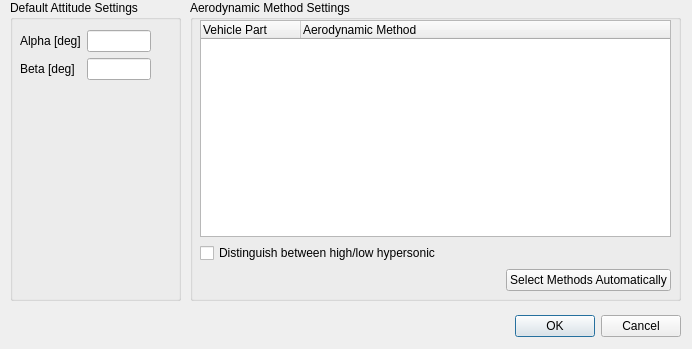
Qt form sta-src/RAM/aerodynamicmethods.ui (Dwarf-Planet-Project/SpaceDesignTool) before a commit.
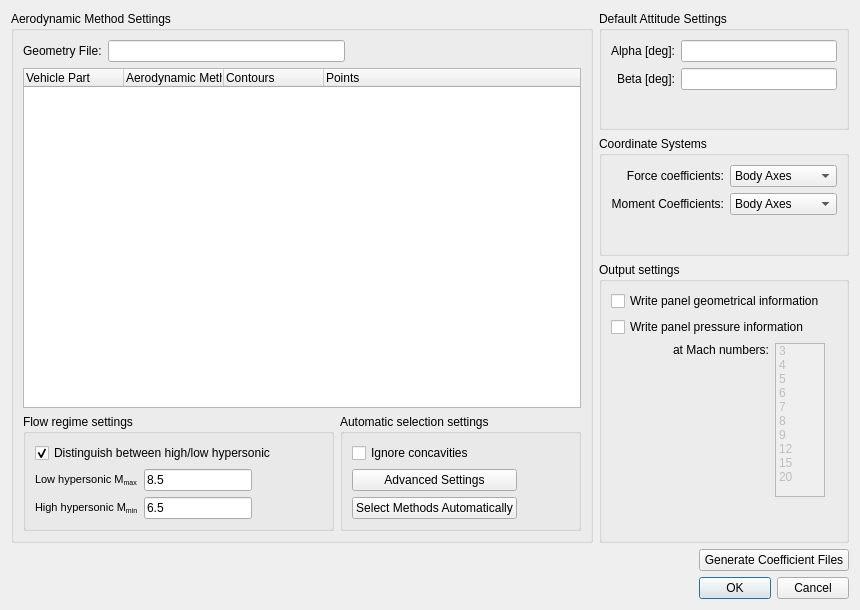
The same form after that commit.

Commit message: Updated RAM code, integration of generated drag coefficient with entry module. Small modifications to entry schema for compatibility with RAM and to fix bug which was preventing the loading of an REV without an entry arc.

The edit to the form file:
```diff
--- a/sta-src/RAM/aerodynamicmethods.ui
+++ b/sta-src/RAM/aerodynamicmethods.ui
@@ -6,50 +6,239 @@
    <rect>
     <x>0</x>
     <y>0</y>
-    <width>692</width>
-    <height>349</height>
+    <width>860</width>
+    <height>610</height>
    </rect>
   </property>
   <property name="windowTitle">
    <string>Dialog</string>
   </property>
-  <widget class="QDialogButtonBox" name="buttonBox">
-   <property name="geometry">
-    <rect>
-     <x>340</x>
-     <y>310</y>
-     <width>341</width>
-     <height>32</height>
-    </rect>
-   </property>
+  <layout class="QVBoxLayout" name="verticalLayout_5">
+   <item>
+    <layout class="QHBoxLayout" name="horizontalLayout">
+     <item>
+      <widget class="QGroupBox" name="AeroMethGroupBox">
+       <property name="title">
+        <string>Aerodynamic Method Settings</string>
+       </property>
+       <layout class="QVBoxLayout" name="verticalLayout_3">
+        <item>
+         <layout class="QHBoxLayout" name="horizontalLayout_3">
+          <item>
+           <widget class="QLabel" name="label">
+            <property name="text">
+             <string>Geometry File:</string>
+            </property>
+           </widget>
+          </item>
+          <item>
+           <widget class="QLineEdit" name="geomFileLineEdit"/>
+          </item>
+          <item>
+           <spacer name="horizontalSpacer_3">
    <property name="orientation">
     <enum>Qt::Horizontal</enum>
    </property>
-   <property name="standardButtons">
-    <set>QDialogButtonBox::Cancel|QDialogButtonBox::Ok</set>
-   </property>
-  </widget>
+            <property name="sizeHint" stdset="0">
+             <size>
+              <width>40</width>
+              <height>20</height>
+             </size>
+            </property>
+           </spacer>
+          </item>
+         </layout>
+        </item>
+        <item>
+         <layout class="QVBoxLayout" name="verticalLayout_2">
+          <item>
+           <widget class="QTreeWidget" name="aeroTreeWidget">
+            <property name="autoExpandDelay">
+             <number>0</number>
+            </property>
+            <column>
+             <property name="text">
+              <string>Vehicle Part</string>
+             </property>
+            </column>
+            <column>
+             <property name="text">
+              <string>Aerodynamic Method</string>
+             </property>
+            </column>
+            <column>
+             <property name="text">
+              <string>Contours</string>
+             </property>
+            </column>
+            <column>
+             <property name="text">
+              <string>Points</string>
+             </property>
+            </column>
+           </widget>
+          </item>
+          <item>
+           <layout class="QGridLayout" name="gridLayout_2">
+            <item row="2" column="0">
+             <widget class="QGroupBox" name="groupBox_2">
+              <property name="title">
+               <string>Flow regime settings</string>
+              </property>
+              <layout class="QGridLayout" name="gridLayout_7">
+               <item row="1" column="0" rowspan="2" colspan="2">
+                <layout class="QGridLayout" name="gridLayout_6">
+                 <item row="0" column="1">
+                  <widget class="QLineEdit" name="lowHypLineEdit">
+                   <property name="text">
+                    <string>8.5</string>
+                   </property>
+                  </widget>
+                 </item>
+                 <item row="1" column="1">
+                  <widget class="QLineEdit" name="highHypLineEdit">
+                   <property name="text">
+                    <string>6.5</string>
+                   </property>
+                  </widget>
+                 </item>
+                 <item row="0" column="0">
+                  <widget class="QLabel" name="lowHypLabel">
+                   <property name="text">
+                    <string>&lt;!DOCTYPE HTML PUBLIC &quot;-//W3C//DTD HTML 4.0//EN&quot; &quot;http://www.w3.org/TR/REC-html40/strict.dtd&quot;&gt;
+&lt;html&gt;&lt;head&gt;&lt;meta name=&quot;qrichtext&quot; content=&quot;1&quot; /&gt;&lt;style type=&quot;text/css&quot;&gt;
+p, li { white-space: pre-wrap; }
+&lt;/style&gt;&lt;/head&gt;&lt;body style=&quot; font-family:'MS Shell Dlg 2'; font-size:8.25pt; font-weight:400; font-style:normal;&quot;&gt;
+&lt;p style=&quot; margin-top:0px; margin-bottom:0px; margin-left:0px; margin-right:0px; -qt-block-indent:0; text-indent:0px;&quot;&gt;&lt;span style=&quot; font-size:8pt;&quot;&gt;Low hypersonic M&lt;/span&gt;&lt;span style=&quot; font-size:8pt; vertical-align:sub;&quot;&gt;max&lt;/span&gt;&lt;/p&gt;&lt;/body&gt;&lt;/html&gt;</string>
+                   </property>
+                  </widget>
+                 </item>
+                 <item row="1" column="0">
+                  <widget class="QLabel" name="highHypLabel">
+                   <property name="text">
+                    <string>&lt;!DOCTYPE HTML PUBLIC &quot;-//W3C//DTD HTML 4.0//EN&quot; &quot;http://www.w3.org/TR/REC-html40/strict.dtd&quot;&gt;
+&lt;html&gt;&lt;head&gt;&lt;meta name=&quot;qrichtext&quot; content=&quot;1&quot; /&gt;&lt;style type=&quot;text/css&quot;&gt;
+p, li { white-space: pre-wrap; }
+&lt;/style&gt;&lt;/head&gt;&lt;body style=&quot; font-family:'MS Shell Dlg 2'; font-size:8.25pt; font-weight:400; font-style:normal;&quot;&gt;
+&lt;p style=&quot; margin-top:0px; margin-bottom:0px; margin-left:0px; margin-right:0px; -qt-block-indent:0; text-indent:0px;&quot;&gt;&lt;span style=&quot; font-size:8pt;&quot;&gt;High hypersonic M&lt;/span&gt;&lt;span style=&quot; font-size:8pt; vertical-align:sub;&quot;&gt;min&lt;/span&gt;&lt;/p&gt;&lt;/body&gt;&lt;/html&gt;</string>
+                   </property>
+                  </widget>
+                 </item>
+                 <item row="0" column="2">
+                  <spacer name="horizontalSpacer_6">
+                   <property name="orientation">
+                    <enum>Qt::Horizontal</enum>
+                   </property>
+                   <property name="sizeHint" stdset="0">
+                    <size>
+                     <width>40</width>
+                     <height>20</height>
+                    </size>
+                   </property>
+                  </spacer>
+                 </item>
+                </layout>
+               </item>
+               <item row="0" column="0">
+                <widget class="QCheckBox" name="lowHighCheckBox">
+                 <property name="enabled">
+                  <bool>true</bool>
+                 </property>
+                 <property name="text">
+                  <string>Distinguish between high/low hypersonic</string>
+                 </property>
+                 <property name="checked">
+                  <bool>true</bool>
+                 </property>
+                </widget>
+               </item>
+               <item row="0" column="1">
+                <spacer name="horizontalSpacer_4">
+                 <property name="orientation">
+                  <enum>Qt::Horizontal</enum>
+                 </property>
+                 <property name="sizeHint" stdset="0">
+                  <size>
+                   <width>40</width>
+                   <height>20</height>
+                  </size>
+                 </property>
+                </spacer>
+               </item>
+              </layout>
+             </widget>
+            </item>
+            <item row="2" column="1">
+             <widget class="QGroupBox" name="groupBox_3">
+              <property name="title">
+               <string>Automatic selection settings</string>
+              </property>
+              <layout class="QGridLayout" name="gridLayout_8">
+               <item row="2" column="0">
+                <widget class="QPushButton" name="selectPushButton">
+                 <property name="text">
+                  <string>Select Methods Automatically</string>
+                 </property>
+                </widget>
+               </item>
+               <item row="1" column="0">
+                <widget class="QPushButton" name="advancedSelectionPushButton">
+                 <property name="text">
+                  <string>Advanced Settings</string>
+                 </property>
+                </widget>
+               </item>
+               <item row="1" column="1">
+                <spacer name="horizontalSpacer_7">
+                 <property name="orientation">
+                  <enum>Qt::Horizontal</enum>
+                 </property>
+                 <property name="sizeHint" stdset="0">
+                  <size>
+                   <width>40</width>
+                   <height>20</height>
+                  </size>
+                 </property>
+                </spacer>
+               </item>
+               <item row="0" column="0">
+                <widget class="QCheckBox" name="concavityCheckBox">
+                 <property name="text">
+                  <string>Ignore concavities</string>
+                 </property>
+                </widget>
+               </item>
+              </layout>
+             </widget>
+            </item>
+           </layout>
+          </item>
+         </layout>
+        </item>
+       </layout>
+      </widget>
+     </item>
+     <item>
+      <layout class="QVBoxLayout" name="verticalLayout_4">
+       <item>
   <widget class="QGroupBox" name="attitudeGroupBox">
-   <property name="geometry">
-    <rect>
-     <x>10</x>
-     <y>0</y>
-     <width>171</width>
-     <height>301</height>
-    </rect>
+         <property name="minimumSize">
+          <size>
+           <width>250</width>
+           <height>0</height>
+          </size>
+         </property>
+         <property name="maximumSize">
+          <size>
+           <width>250</width>
+           <height>16777215</height>
+          </size>
    </property>
    <property name="title">
     <string>Default Attitude Settings</string>
    </property>
-   <widget class="QWidget" name="gridLayoutWidget">
-    <property name="geometry">
-     <rect>
-      <x>10</x>
-      <y>30</y>
-      <width>131</width>
-      <height>71</height>
-     </rect>
-    </property>
+         <layout class="QVBoxLayout" name="verticalLayout">
+          <item>
     <layout class="QGridLayout" name="gridLayout">
      <item row="0" column="1">
       <widget class="QLineEdit" name="defaultAlphaLineEdit"/>
@@ -60,14 +249,20 @@
      <item row="0" column="0">
       <widget class="QLabel" name="alphaLabel">
        <property name="text">
-        <string>Alpha [deg]</string>
+               <string>Alpha [deg]:</string>
+              </property>
+              <property name="alignment">
+               <set>Qt::AlignRight|Qt::AlignTrailing|Qt::AlignVCenter</set>
        </property>
       </widget>
      </item>
      <item row="1" column="0">
       <widget class="QLabel" name="betaLabel">
        <property name="text">
-        <string>Beta [deg]</string>
+               <string>Beta [deg]:</string>
+              </property>
+              <property name="alignment">
+               <set>Qt::AlignRight|Qt::AlignTrailing|Qt::AlignVCenter</set>
        </property>
       </widget>
      </item>
@@ -85,54 +280,125 @@
       </spacer>
      </item>
     </layout>
-   </widget>
-  </widget>
-  <widget class="QGroupBox" name="groupBox_2">
-   <property name="geometry">
-    <rect>
-     <x>190</x>
-     <y>0</y>
-     <width>491</width>
-     <height>301</height>
-    </rect>
+          </item>
+         </layout>
+        </widget>
+       </item>
+       <item>
+        <widget class="QGroupBox" name="groupBox">
+         <property name="maximumSize">
+          <size>
+           <width>250</width>
+           <height>16777215</height>
+          </size>
    </property>
    <property name="title">
-    <string>Aerodynamic Method Settings</string>
-   </property>
-   <widget class="QWidget" name="verticalLayoutWidget">
-    <property name="geometry">
-     <rect>
-      <x>10</x>
-      <y>20</y>
-      <width>471</width>
-      <height>271</height>
-     </rect>
-    </property>
-    <layout class="QVBoxLayout" name="verticalLayout_2">
+          <string>Coordinate Systems</string>
+         </property>
+         <layout class="QVBoxLayout" name="verticalLayout_6">
+          <item>
+           <layout class="QGridLayout" name="gridLayout_4">
+            <item row="0" column="0">
+             <widget class="QLabel" name="forceCoordLabel">
+              <property name="text">
+               <string>Force coefficients:</string>
+              </property>
+              <property name="alignment">
+               <set>Qt::AlignRight|Qt::AlignTrailing|Qt::AlignVCenter</set>
+              </property>
+             </widget>
+            </item>
+            <item row="1" column="0">
+             <widget class="QLabel" name="momentCoordLabel">
+              <property name="text">
+               <string>Moment Coefficients:</string>
+              </property>
+              <property name="alignment">
+               <set>Qt::AlignRight|Qt::AlignTrailing|Qt::AlignVCenter</set>
+              </property>
+             </widget>
+            </item>
+            <item row="1" column="1">
+             <widget class="QComboBox" name="momentCoordBox">
      <item>
-      <widget class="QTreeWidget" name="aeroTreeWidget">
-       <column>
         <property name="text">
-         <string>Vehicle Part</string>
-        </property>
-       </column>
-       <column>
+                <string>Body Axes</string>
+               </property>
+              </item>
+              <item>
         <property name="text">
-         <string>Aerodynamic Method</string>
-        </property>
-       </column>
-      </widget>
-     </item>
+                <string>Wind Axes</string>
+               </property>
+              </item>
+             </widget>
+            </item>
+            <item row="0" column="1">
+             <widget class="QComboBox" name="forceCoordBox">
      <item>
-      <widget class="QCheckBox" name="lowHighCheckBox">
        <property name="text">
-        <string>Distinguish between high/low hypersonic</string>
-       </property>
-      </widget>
-     </item>
+                <string>Body Axes</string>
+               </property>
+              </item>
+              <item>
+               <property name="text">
+                <string>Wind Axes</string>
+               </property>
+              </item>
+             </widget>
+            </item>
+            <item row="2" column="0">
+             <spacer name="verticalSpacer_3">
+              <property name="orientation">
+               <enum>Qt::Vertical</enum>
+              </property>
+              <property name="sizeHint" stdset="0">
+               <size>
+                <width>20</width>
+                <height>40</height>
+               </size>
+              </property>
+             </spacer>
+            </item>
+           </layout>
+          </item>
+         </layout>
+        </widget>
+       </item>
      <item>
+        <widget class="QGroupBox" name="OutputGorupBox">
+         <property name="minimumSize">
+          <size>
+           <width>250</width>
+           <height>0</height>
+          </size>
+         </property>
+         <property name="maximumSize">
+          <size>
+           <width>250</width>
+           <height>16777215</height>
+          </size>
+         </property>
+         <property name="title">
+          <string>Output settings</string>
+         </property>
       <layout class="QHBoxLayout" name="horizontalLayout_2">
        <item>
+           <layout class="QGridLayout" name="gridLayout_3">
+            <item row="1" column="1">
+             <widget class="QCheckBox" name="presWriteCheckBox">
+              <property name="text">
+               <string>Write panel pressure information </string>
+              </property>
+             </widget>
+            </item>
+            <item row="0" column="1">
+             <widget class="QCheckBox" name="geomWriteCheckBox">
+              <property name="text">
+               <string>Write panel geometrical information</string>
+              </property>
+             </widget>
+            </item>
+            <item row="0" column="2">
         <spacer name="horizontalSpacer">
          <property name="orientation">
           <enum>Qt::Horizontal</enum>
@@ -145,18 +411,171 @@
          </property>
         </spacer>
        </item>
+            <item row="2" column="1">
+             <layout class="QHBoxLayout" name="machSelectionBox">
        <item>
-        <widget class="QPushButton" name="autoPushButton">
+               <widget class="QLabel" name="machLabel">
+                <property name="enabled">
+                 <bool>true</bool>
+                </property>
          <property name="text">
-          <string>Select Methods Automatically</string>
-         </property>
-        </widget>
-       </item>
-      </layout>
-     </item>
-    </layout>
-   </widget>
-  </widget>
+                 <string>at Mach numbers:</string>
+                </property>
+                <property name="alignment">
+                 <set>Qt::AlignRight|Qt::AlignTop|Qt::AlignTrailing</set>
+                </property>
+               </widget>
+              </item>
+              <item>
+               <widget class="QListWidget" name="machList">
+                <property name="enabled">
+                 <bool>false</bool>
+                </property>
+                <property name="maximumSize">
+                 <size>
+                  <width>50</width>
+                  <height>160</height>
+                 </size>
+                </property>
+                <property name="selectionMode">
+                 <enum>QAbstractItemView::MultiSelection</enum>
+                </property>
+                <item>
+                 <property name="text">
+                  <string>3</string>
+                 </property>
+                </item>
+                <item>
+                 <property name="text">
+                  <string>4</string>
+                 </property>
+                </item>
+                <item>
+                 <property name="text">
+                  <string>5</string>
+                 </property>
+                </item>
+                <item>
+                 <property name="text">
+                  <string>6</string>
+                 </property>
+                </item>
+                <item>
+                 <property name="text">
+                  <string>7</string>
+                 </property>
+                </item>
+                <item>
+                 <property name="text">
+                  <string>8</string>
+                 </property>
+                </item>
+                <item>
+                 <property name="text">
+                  <string>9</string>
+                 </property>
+                </item>
+                <item>
+                 <property name="text">
+                  <string>12</string>
+                 </property>
+                </item>
+                <item>
+                 <property name="text">
+                  <string>15</string>
+                 </property>
+                </item>
+                <item>
+                 <property name="text">
+                  <string>20</string>
+                 </property>
+                </item>
+               </widget>
+              </item>
+             </layout>
+            </item>
+            <item row="2" column="2">
+             <spacer name="horizontalSpacer_5">
+              <property name="orientation">
+               <enum>Qt::Horizontal</enum>
+              </property>
+              <property name="sizeHint" stdset="0">
+               <size>
+                <width>40</width>
+                <height>20</height>
+               </size>
+              </property>
+             </spacer>
+            </item>
+            <item row="3" column="1">
+             <spacer name="verticalSpacer_2">
+              <property name="orientation">
+               <enum>Qt::Vertical</enum>
+              </property>
+              <property name="sizeHint" stdset="0">
+               <size>
+                <width>20</width>
+                <height>40</height>
+               </size>
+              </property>
+             </spacer>
+            </item>
+           </layout>
+          </item>
+         </layout>
+        </widget>
+       </item>
+      </layout>
+     </item>
+    </layout>
+   </item>
+   <item>
+    <layout class="QGridLayout" name="gridLayout_5">
+     <item row="0" column="1">
+      <widget class="QPushButton" name="generatePushButton">
+       <property name="text">
+        <string>Generate Coefficient Files</string>
+       </property>
+      </widget>
+     </item>
+     <item row="1" column="1">
+      <widget class="QDialogButtonBox" name="buttonBox">
+       <property name="minimumSize">
+        <size>
+         <width>150</width>
+         <height>0</height>
+        </size>
+       </property>
+       <property name="maximumSize">
+        <size>
+         <width>150</width>
+         <height>16777215</height>
+        </size>
+       </property>
+       <property name="orientation">
+        <enum>Qt::Horizontal</enum>
+       </property>
+       <property name="standardButtons">
+        <set>QDialogButtonBox::Cancel|QDialogButtonBox::Ok</set>
+       </property>
+      </widget>
+     </item>
+     <item row="0" column="0">
+      <spacer name="horizontalSpacer_2">
+       <property name="orientation">
+        <enum>Qt::Horizontal</enum>
+       </property>
+       <property name="sizeHint" stdset="0">
+        <size>
+         <width>40</width>
+         <height>20</height>
+        </size>
+       </property>
+      </spacer>
+     </item>
+    </layout>
+   </item>
+  </layout>
  </widget>
  <resources/>
  <connections>
```
Left out of the diff: 26 changed lines with no effect on the pictures. Lines whose indentation alone changed are shown as unchanged. The commit also changes 22 other files.
